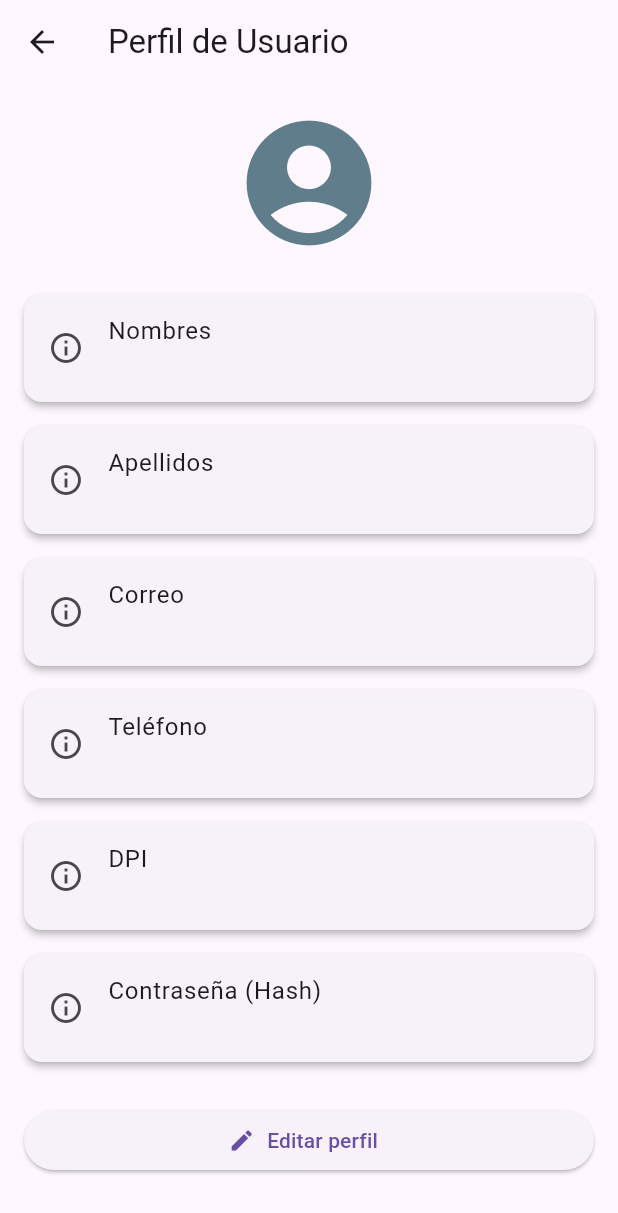
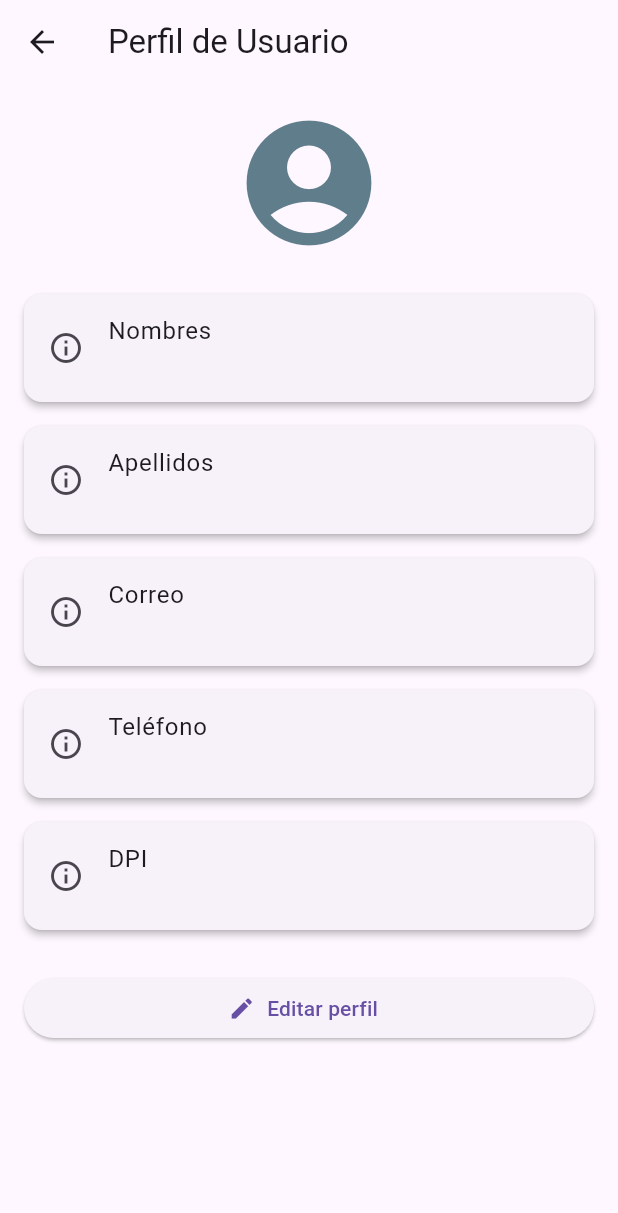
Before and after one commit to MarcoTohom/rentavehicle, a Flutter app: the ProfilePage screen opened by its route, on a phone screen of 412 x 824 dp. Shown: the top 1213 px of the screen. Run offline on Flutter 3.47's test engine with Material 3 defaults, Android fonts, the phone set to English and light mode, and no system bars; our stand-ins replace cloud_firestore, firebase_auth, firebase_core, flutter_dotenv; accounts and stored records are empty.

Commit message:
Update: profile
Hide hashed password

```diff
--- a/lib/feautures/profile/profile_page.dart
+++ b/lib/feautures/profile/profile_page.dart
@@ -59,7 +59,7 @@ class ProfilePage extends StatelessWidget {
                 _buildInfoTile('Correo', user.correo),
                 _buildInfoTile('Teléfono', user.telefono),
                 _buildInfoTile('DPI', user.dpi),
-                _buildInfoTile('Contraseña (Hash)', user.contrasenaHash),
+                //_buildInfoTile('Contraseña (Hash)', user.contrasenaHash),
                 const SizedBox(height: 20),
                 ElevatedButton.icon(
                   onPressed: () {
```
